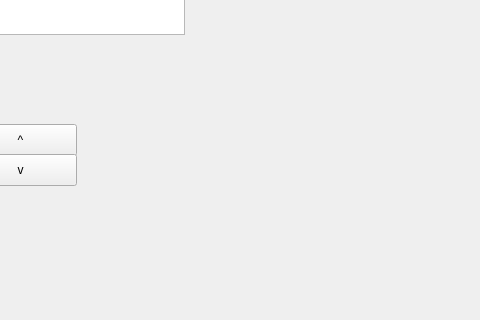
The window that mainwindow.ui (jasonv94/COMP3004-Project) describes before a commit, drawn with Qt 5; both pictures show x 216 to 696 and y 186 to 506 of the 800 by 600 pixel window.
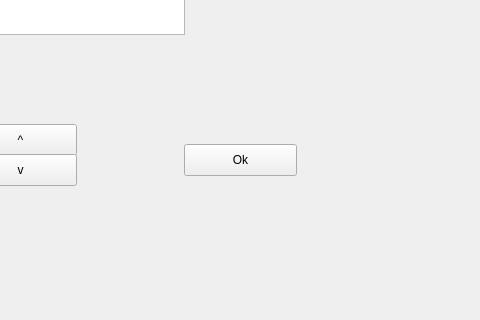
The same window after the commit.

Patch:
```diff
--- a/mainwindow.ui
+++ b/mainwindow.ui
@@ -50,6 +50,19 @@
      <string>v</string>
     </property>
    </widget>
+   <widget class="QPushButton" name="okButton">
+    <property name="geometry">
+     <rect>
+      <x>400</x>
+      <y>330</y>
+      <width>113</width>
+      <height>32</height>
+     </rect>
+    </property>
+    <property name="text">
+     <string>Ok</string>
+    </property>
+   </widget>
   </widget>
   <widget class="QMenuBar" name="menubar">
    <property name="geometry">
```
